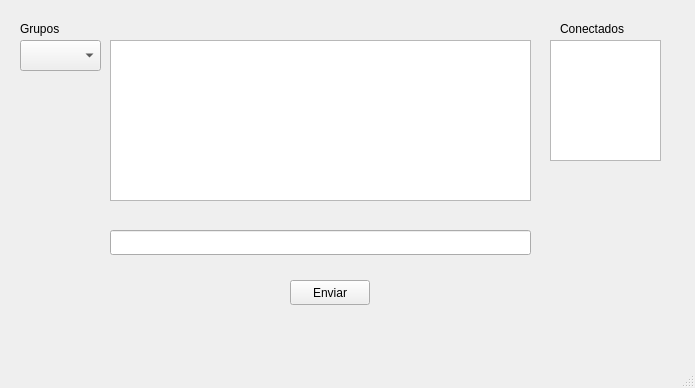
First picture: the form in Gui.ui, repository Edresson/Chat-RMI, before the edit.
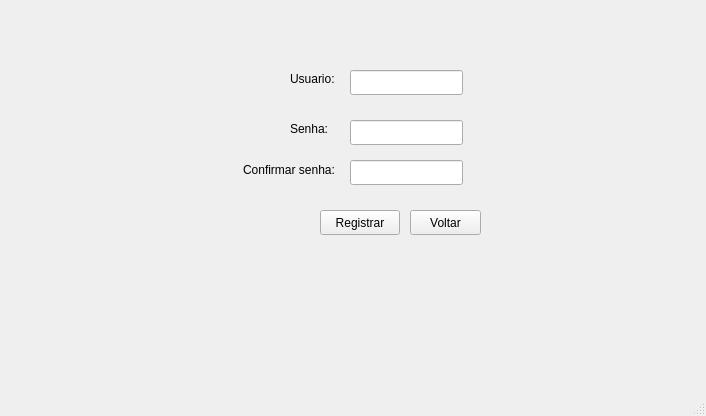
Second picture: the form after the edit. The open tabs and pages were chosen to show the change.

Patch:
```diff
--- a/Gui.ui
+++ b/Gui.ui
@@ -6,92 +6,339 @@
    <rect>
     <x>0</x>
     <y>0</y>
-    <width>695</width>
-    <height>388</height>
+    <width>706</width>
+    <height>416</height>
    </rect>
   </property>
   <property name="windowTitle">
    <string>MainWindow</string>
   </property>
   <widget class="QWidget" name="centralwidget">
-   <widget class="QComboBox" name="grupos">
+   <widget class="QStackedWidget" name="stackedWidget">
     <property name="geometry">
      <rect>
-      <x>20</x>
-      <y>40</y>
-      <width>81</width>
-      <height>31</height>
+      <x>0</x>
+      <y>0</y>
+      <width>691</width>
+      <height>371</height>
      </rect>
     </property>
-   </widget>
-   <widget class="QLineEdit" name="linesend">
-    <property name="geometry">
-     <rect>
-      <x>110</x>
-      <y>230</y>
-      <width>421</width>
-      <height>25</height>
-     </rect>
+    <property name="currentIndex">
+     <number>2</number>
     </property>
-   </widget>
-   <widget class="QPushButton" name="sendbtn">
-    <property name="geometry">
-     <rect>
-      <x>290</x>
-      <y>280</y>
-      <width>80</width>
-      <height>25</height>
-     </rect>
-    </property>
-    <property name="text">
-     <string>Enviar</string>
-    </property>
-   </widget>
-   <widget class="QListWidget" name="chatlist">
-    <property name="geometry">
-     <rect>
-      <x>110</x>
-      <y>40</y>
-      <width>421</width>
-      <height>161</height>
-     </rect>
-    </property>
-   </widget>
-   <widget class="QLabel" name="label">
-    <property name="geometry">
-     <rect>
-      <x>20</x>
-      <y>20</y>
-      <width>54</width>
-      <height>17</height>
-     </rect>
-    </property>
-    <property name="text">
-     <string>Grupos</string>
-    </property>
-   </widget>
-   <widget class="QListWidget" name="listconectados">
-    <property name="geometry">
-     <rect>
-      <x>550</x>
-      <y>40</y>
-      <width>111</width>
-      <height>121</height>
-     </rect>
-    </property>
-   </widget>
-   <widget class="QLabel" name="label_2">
-    <property name="geometry">
-     <rect>
-      <x>560</x>
-      <y>20</y>
-      <width>71</width>
-      <height>17</height>
-     </rect>
-    </property>
-    <property name="text">
-     <string>Conectados</string>
-    </property>
+    <widget class="QWidget" name="page">
+     <widget class="QLabel" name="label">
+      <property name="geometry">
+       <rect>
+        <x>20</x>
+        <y>60</y>
+        <width>54</width>
+        <height>17</height>
+       </rect>
+      </property>
+      <property name="text">
+       <string>Grupos</string>
+      </property>
+     </widget>
+     <widget class="QLabel" name="label_2">
+      <property name="geometry">
+       <rect>
+        <x>560</x>
+        <y>60</y>
+        <width>71</width>
+        <height>17</height>
+       </rect>
+      </property>
+      <property name="text">
+       <string>Conectados</string>
+      </property>
+     </widget>
+     <widget class="QComboBox" name="grupos">
+      <property name="geometry">
+       <rect>
+        <x>20</x>
+        <y>80</y>
+        <width>81</width>
+        <height>31</height>
+       </rect>
+      </property>
+     </widget>
+     <widget class="QListWidget" name="chatlist">
+      <property name="geometry">
+       <rect>
+        <x>110</x>
+        <y>80</y>
+        <width>421</width>
+        <height>161</height>
+       </rect>
+      </property>
+     </widget>
+     <widget class="QListWidget" name="listconectados">
+      <property name="geometry">
+       <rect>
+        <x>550</x>
+        <y>80</y>
+        <width>111</width>
+        <height>121</height>
+       </rect>
+      </property>
+     </widget>
+     <widget class="QLineEdit" name="linesend">
+      <property name="geometry">
+       <rect>
+        <x>110</x>
+        <y>270</y>
+        <width>421</width>
+        <height>25</height>
+       </rect>
+      </property>
+     </widget>
+     <widget class="QPushButton" name="sendbtn">
+      <property name="geometry">
+       <rect>
+        <x>540</x>
+        <y>270</y>
+        <width>80</width>
+        <height>25</height>
+       </rect>
+      </property>
+      <property name="text">
+       <string>Enviar</string>
+      </property>
+     </widget>
+     <widget class="QPushButton" name="bt_logout">
+      <property name="geometry">
+       <rect>
+        <x>280</x>
+        <y>320</y>
+        <width>80</width>
+        <height>25</height>
+       </rect>
+      </property>
+      <property name="text">
+       <string>LogOut</string>
+      </property>
+     </widget>
+    </widget>
+    <widget class="QWidget" name="page_3">
+     <widget class="QLineEdit" name="RSenha">
+      <property name="geometry">
+       <rect>
+        <x>350</x>
+        <y>120</y>
+        <width>113</width>
+        <height>25</height>
+       </rect>
+      </property>
+      <property name="echoMode">
+       <enum>QLineEdit::Password</enum>
+      </property>
+     </widget>
+     <widget class="QPushButton" name="Registrar">
+      <property name="geometry">
+       <rect>
+        <x>320</x>
+        <y>210</y>
+        <width>80</width>
+        <height>25</height>
+       </rect>
+      </property>
+      <property name="text">
+       <string>Registrar</string>
+      </property>
+     </widget>
+     <widget class="QLineEdit" name="confSenha">
+      <property name="geometry">
+       <rect>
+        <x>350</x>
+        <y>160</y>
+        <width>113</width>
+        <height>25</height>
+       </rect>
+      </property>
+      <property name="echoMode">
+       <enum>QLineEdit::Password</enum>
+      </property>
+     </widget>
+     <widget class="QLabel" name="label_5">
+      <property name="geometry">
+       <rect>
+        <x>290</x>
+        <y>70</y>
+        <width>54</width>
+        <height>17</height>
+       </rect>
+      </property>
+      <property name="text">
+       <string>Usuario:</string>
+      </property>
+     </widget>
+     <widget class="QLineEdit" name="RUsuario">
+      <property name="geometry">
+       <rect>
+        <x>350</x>
+        <y>70</y>
+        <width>113</width>
+        <height>25</height>
+       </rect>
+      </property>
+     </widget>
+     <widget class="QLabel" name="labelsenha">
+      <property name="geometry">
+       <rect>
+        <x>290</x>
+        <y>120</y>
+        <width>54</width>
+        <height>17</height>
+       </rect>
+      </property>
+      <property name="text">
+       <string>Senha:</string>
+      </property>
+     </widget>
+     <widget class="QLabel" name="label_warning_create">
+      <property name="geometry">
+       <rect>
+        <x>243</x>
+        <y>270</y>
+        <width>271</width>
+        <height>20</height>
+       </rect>
+      </property>
+      <property name="text">
+       <string/>
+      </property>
+     </widget>
+     <widget class="QLabel" name="labelconfsenha">
+      <property name="geometry">
+       <rect>
+        <x>243</x>
+        <y>160</y>
+        <width>101</width>
+        <height>20</height>
+       </rect>
+      </property>
+      <property name="text">
+       <string>Confirmar senha:</string>
+      </property>
+     </widget>
+     <widget class="QPushButton" name="bt_voltar">
+      <property name="geometry">
+       <rect>
+        <x>410</x>
+        <y>210</y>
+        <width>71</width>
+        <height>25</height>
+       </rect>
+      </property>
+      <property name="text">
+       <string>Voltar</string>
+      </property>
+     </widget>
+    </widget>
+    <widget class="QWidget" name="page_2">
+     <widget class="QLineEdit" name="Senha">
+      <property name="geometry">
+       <rect>
+        <x>300</x>
+        <y>120</y>
+        <width>113</width>
+        <height>25</height>
+       </rect>
+      </property>
+      <property name="echoMode">
+       <enum>QLineEdit::Password</enum>
+      </property>
+     </widget>
+     <widget class="QPushButton" name="Login">
+      <property name="geometry">
+       <rect>
+        <x>300</x>
+        <y>170</y>
+        <width>80</width>
+        <height>25</height>
+       </rect>
+      </property>
+      <property name="text">
+       <string>Login</string>
+      </property>
+     </widget>
+     <widget class="QPushButton" name="Registrarse">
+      <property name="geometry">
+       <rect>
+        <x>300</x>
+        <y>230</y>
+        <width>80</width>
+        <height>25</height>
+       </rect>
+      </property>
+      <property name="text">
+       <string>Registrar-se </string>
+      </property>
+     </widget>
+     <widget class="QLineEdit" name="Usuario">
+      <property name="geometry">
+       <rect>
+        <x>300</x>
+        <y>70</y>
+        <width>113</width>
+        <height>25</height>
+       </rect>
+      </property>
+     </widget>
+     <widget class="QLabel" name="label_3">
+      <property name="geometry">
+       <rect>
+        <x>250</x>
+        <y>200</y>
+        <width>191</width>
+        <height>20</height>
+       </rect>
+      </property>
+      <property name="text">
+       <string>Não possui conta ?  Registre-se</string>
+      </property>
+     </widget>
+     <widget class="QLabel" name="lSenha">
+      <property name="geometry">
+       <rect>
+        <x>240</x>
+        <y>120</y>
+        <width>54</width>
+        <height>17</height>
+       </rect>
+      </property>
+      <property name="text">
+       <string>Senha:</string>
+      </property>
+     </widget>
+     <widget class="QLabel" name="label_4">
+      <property name="geometry">
+       <rect>
+        <x>240</x>
+        <y>70</y>
+        <width>54</width>
+        <height>17</height>
+       </rect>
+      </property>
+      <property name="text">
+       <string>Usuario:</string>
+      </property>
+     </widget>
+     <widget class="QLabel" name="label_warning">
+      <property name="geometry">
+       <rect>
+        <x>200</x>
+        <y>270</y>
+        <width>271</width>
+        <height>20</height>
+       </rect>
+      </property>
+      <property name="text">
+       <string/>
+      </property>
+     </widget>
+    </widget>
    </widget>
   </widget>
   <widget class="QMenuBar" name="menubar">
```
Left out of the diff: 2 changed lines with no effect on the pictures.
